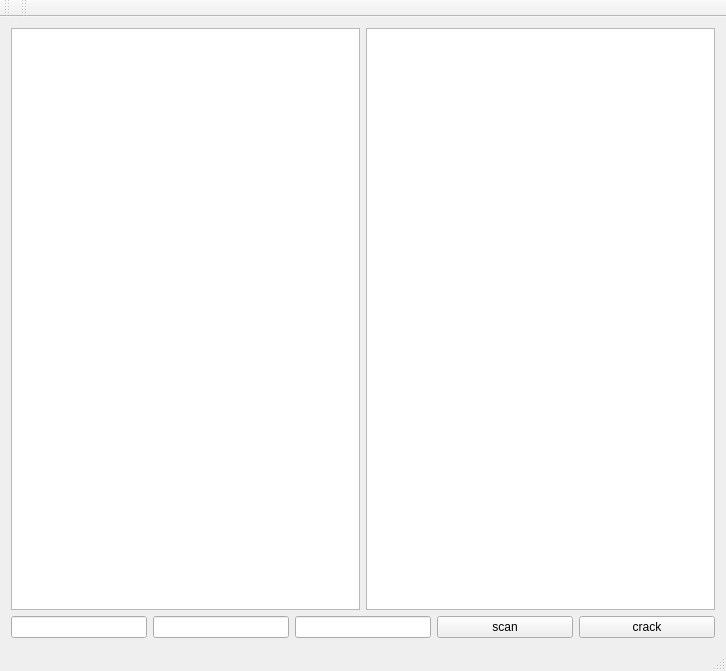
Before: the Qt Designer form wificrack/mainwindow.ui in xiangshuijiao/wificrack, drawn with Qt 5.
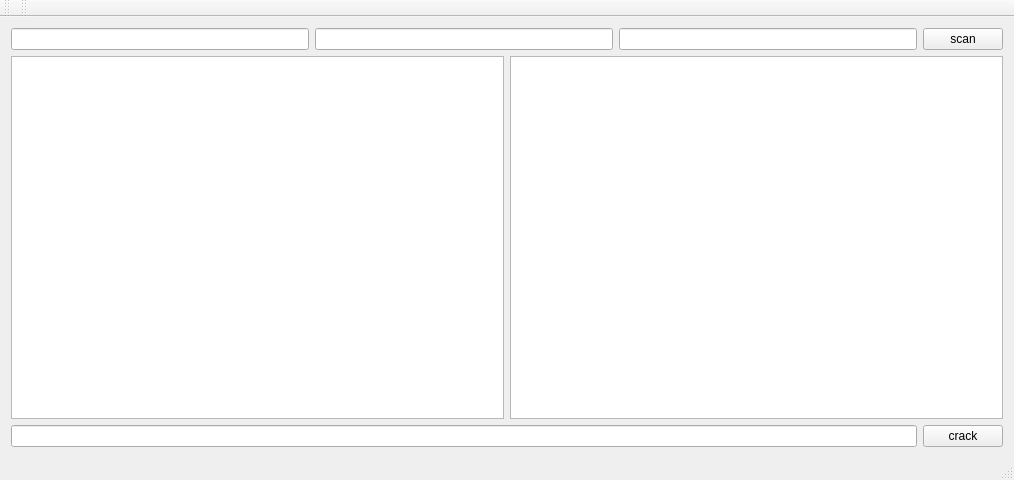
After: the same form once the commit is applied.

Commit message: 完善了一下界面，准备显示station.txt

```diff
--- a/wificrack/mainwindow.ui
+++ b/wificrack/mainwindow.ui
@@ -6,37 +6,27 @@
    <rect>
     <x>0</x>
     <y>0</y>
-    <width>726</width>
-    <height>671</height>
+    <width>1014</width>
+    <height>480</height>
    </rect>
   </property>
   <property name="windowTitle">
    <string>MainWindow</string>
   </property>
   <widget class="QWidget" name="centralWidget">
-   <layout class="QHBoxLayout" name="horizontalLayout_3">
+   <layout class="QHBoxLayout" name="horizontalLayout_4">
     <item>
      <layout class="QVBoxLayout" name="verticalLayout">
-      <property name="sizeConstraint">
-       <enum>QLayout::SetMaximumSize</enum>
-      </property>
       <item>
-       <layout class="QHBoxLayout" name="horizontalLayout">
-        <item>
-         <widget class="QTextEdit" name="textEdit_AP"/>
-        </item>
-        <item>
-         <widget class="QTextEdit" name="textEdit_STATION"/>
-        </item>
-       </layout>
-      </item>
-      <item>
-       <layout class="QHBoxLayout" name="horizontalLayout_2">
+       <layout class="QHBoxLayout" name="horizontalLayout_3">
         <item>
          <widget class="QLineEdit" name="lineEdit_interface">
           <property name="text">
            <string/>
           </property>
+          <property name="placeholderText">
+           <string comment="监听网卡名"/>
+          </property>
          </widget>
         </item>
         <item>
@@ -48,7 +38,7 @@
         <item>
          <widget class="QPushButton" name="pushButton_scan">
           <property name="sizePolicy">
-           <sizepolicy hsizetype="Expanding" vsizetype="Fixed">
+           <sizepolicy hsizetype="Fixed" vsizetype="Fixed">
             <horstretch>0</horstretch>
             <verstretch>0</verstretch>
            </sizepolicy>
@@ -58,10 +48,31 @@
           </property>
          </widget>
         </item>
+       </layout>
+      </item>
+      <item>
+       <layout class="QHBoxLayout" name="horizontalLayout_2">
+        <item>
+         <widget class="QTextEdit" name="textEdit_AP"/>
+        </item>
+        <item>
+         <widget class="QTextEdit" name="textEdit_STATION">
+          <property name="placeholderText">
+           <string notr="true"/>
+          </property>
+         </widget>
+        </item>
+       </layout>
+      </item>
+      <item>
+       <layout class="QHBoxLayout" name="horizontalLayout">
+        <item>
+         <widget class="QLineEdit" name="lineEdit_dictionary"/>
+        </item>
         <item>
          <widget class="QPushButton" name="pushButton_crack">
           <property name="sizePolicy">
-           <sizepolicy hsizetype="Expanding" vsizetype="Fixed">
+           <sizepolicy hsizetype="Fixed" vsizetype="Fixed">
             <horstretch>0</horstretch>
             <verstretch>0</verstretch>
            </sizepolicy>
```
Left out of the diff: 2 changed lines with no effect on the pictures. The commit also changes 2 other files.
